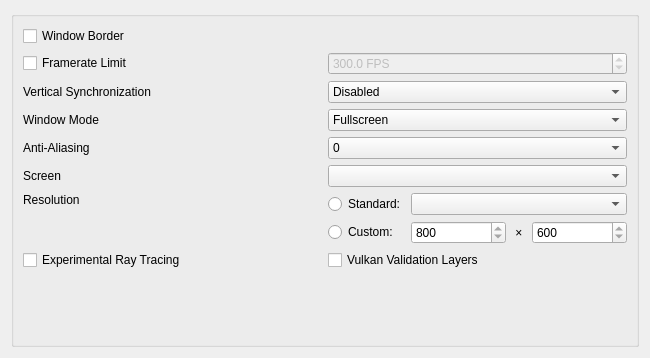
First picture: the form in apps/launcher/ui/graphicspage.ui, repository xorza/openmw-rtx, before the edit.
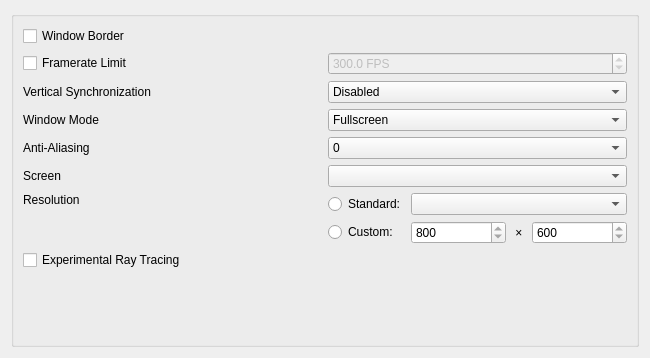
Second picture: the form after the edit.

Commit message: Centralize RTX Detection And Remove Validation UI

The edit to the form file:
```diff
--- a/apps/launcher/ui/graphicspage.ui
+++ b/apps/launcher/ui/graphicspage.ui
@@ -228,16 +228,6 @@
           </property>
          </widget>
         </item>
-        <item row="7" column="1">
-         <widget class="QCheckBox" name="rayTracingValidationCheckBox">
-          <property name="toolTip">
-           <string>Loads the Vulkan validation layers and stops the process on any error they report. Developers only.</string>
-          </property>
-          <property name="text">
-           <string>Vulkan Validation Layers</string>
-          </property>
-         </widget>
-        </item>
         <item row="8" column="0">
          <spacer name="verticalSpacer">
           <property name="orientation">
```
The commit also changes 23 other files.
